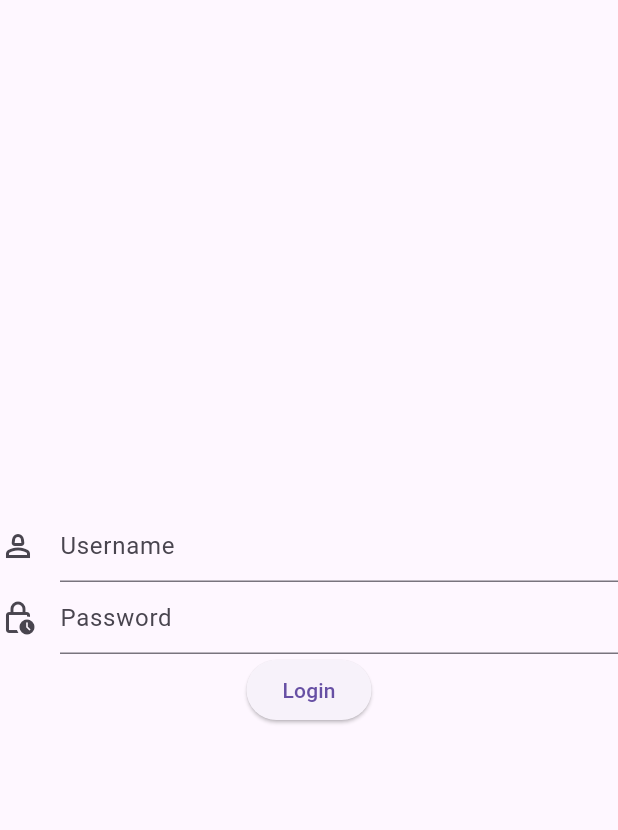
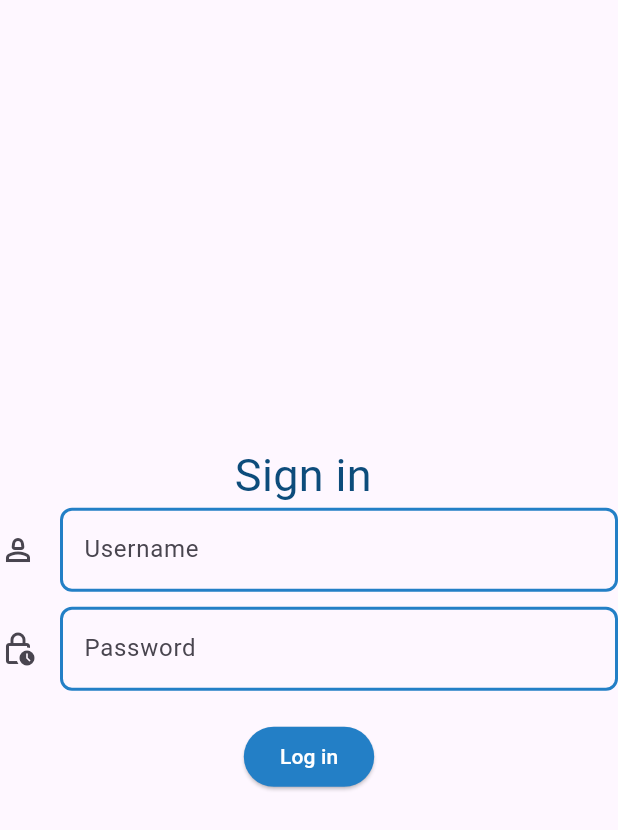
Before and after one commit to Ankx7/DAP, a Flutter app: the screen it shows after launch, on a phone screen of 412 x 824 dp. Shown: the top 830 px of the screen. Run offline on Flutter 3.47's test engine with Material 3 defaults, Android fonts, the phone set to English and light mode, and no system bars; our stand-ins replace go_router.

Commit message:
TP listas y login terminado

```diff
--- a/login_lista/lib/main.dart
+++ b/login_lista/lib/main.dart
@@ -4,7 +4,8 @@ import 'package:login_ana/core/app_router.dart';
 void main() {
   runApp(MainApp());
 
-/*  List<String> users = [
+/* ------ EJEMPLO CLASE ----------
+ List<String> users = [
     'Ale',
     'Juan',
     'Ana'
--- a/login_lista/lib/presentation/screens/home_screen.dart
+++ b/login_lista/lib/presentation/screens/home_screen.dart
@@ -1,5 +1,6 @@
 import 'package:flutter/material.dart';
 
+// ignore: must_be_immutable
 class HomeScreen extends StatelessWidget {
   String username;
   HomeScreen({super.key, this.username = ''});
@@ -11,7 +12,10 @@ class HomeScreen extends StatelessWidget {
         title: const Text('Home', ),
       ),
       body: Center(
-        child: Text('Welcome $username', style: TextStyle(fontSize: 40, color: Color.fromARGB(255, 70, 40, 122)),),
+        child: Text('Welcome $username', style: const TextStyle(
+          fontSize: 40,
+           color: Color(0xFF155D94),
+            fontWeight: FontWeight.w600),),
       ),
     );
   }
--- a/login_lista/lib/presentation/screens/login_screen.dart
+++ b/login_lista/lib/presentation/screens/login_screen.dart
@@ -1,3 +1,5 @@
+// ignore_for_file: avoid_print
+
 import 'package:flutter/material.dart';
 import 'package:go_router/go_router.dart';
 
@@ -11,64 +13,139 @@ class LoginScreen extends StatelessWidget {
   @override
   Widget build(BuildContext context) {
     return Scaffold(
-      body: Column(
+        body: Center(
+      child: Column(
         mainAxisAlignment: MainAxisAlignment.center,
+        crossAxisAlignment: CrossAxisAlignment.center,
         children: [
-          TextField(
+          const Text(
+            'Sign in ',
+            style: TextStyle(
+                fontSize: 30,
+                color: Color.fromARGB(255, 13, 76, 123),
+                fontWeight: FontWeight.w400),
+          ),
+          SizedBox(
+            width: 500,
+            child: TextField(
               controller: userController,
-            decoration: const InputDecoration(
+              decoration: InputDecoration(
+                enabledBorder: OutlineInputBorder(
+                  borderRadius: BorderRadius.circular(8),
+                  borderSide: const BorderSide(
+                    color: Color(0xFF237FC6),
+                    width: 2.0,
+                  ),
+                ),
+                focusedBorder: OutlineInputBorder(
+                  borderRadius: BorderRadius.circular(15),
+                  borderSide: const BorderSide(
+                    color: Color(0xFF155D94),
+                    width: 2.0,
+                  ),
+                ),
                 hintText: 'Username',
                 icon: Icon(Icons.person_2_outlined),
               ),
             ),
-          TextField(
+          ),
+          const SizedBox(
+            height: 10.0,
+          ),
+          SizedBox(
+            width: 500,
+            child: TextField(
               obscureText: true, //puntos para el password
               controller: passController,
-            decoration: const InputDecoration(
-              hintText: 'Password',
-              icon: Icon(Icons.lock_clock_outlined),
+              decoration: InputDecoration(
+                enabledBorder: OutlineInputBorder(
+                  borderRadius: BorderRadius.circular(8),
+                  borderSide: const BorderSide(
+                    color: Color(0xFF237FC6),
+                    width: 2.0,
                   ),
                 ),
+                focusedBorder: OutlineInputBorder(
+                  borderRadius: BorderRadius.circular(15),
+                  borderSide: const BorderSide(
+                    color: Color(0xFF155D94),
+                    width: 2.0,
+                  ),
+                ),
+                hintText: 'Password',
+                icon: const Icon(Icons.lock_clock_outlined),
+              ),
+            ),
+          ),
+          const SizedBox(
+            height: 20.0,
+          ),
           ElevatedButton(
+            style: ElevatedButton.styleFrom(
+              foregroundColor: const Color.fromARGB(255, 255, 255, 255),
+              backgroundColor: const Color(0xFF237FC6), // text color
+            ),
             onPressed: () {
-              List<String> users = ['Mia', 'Ana','Hola']; //List <tipo> nombre = [element1, element2, ....];
-              List<int> passwords = [1414, 279, 123];
+              List<String> users = ['Mia', 'Ana', 'Hola'];
+              List<String> passwords = ['1414', '279', '123'];
               String inputUser = userController.text;
               String inputPass = passController.text;
-              if (inputUser.isEmpty || inputPass.isEmpty) {
-                print("Vacio");
-                return;
+
+              if (users.isEmpty) {
+                print('No users');
               }
 
-              if (users.contains(inputUser)) {
-                print("usuario existe");
-
+              if (inputUser.isEmpty || inputPass.isEmpty) {
+                SnackBar snackBar = const SnackBar(
+                  content: Text('There are empty fields',
+                      selectionColor: Color.fromARGB(255, 255, 255, 255)),
+                  backgroundColor: Color.fromARGB(255, 42, 42, 42),
+                  elevation: 10,
+                  behavior: SnackBarBehavior.floating,
+                  margin: EdgeInsets.all(10),
+                  duration: Duration(seconds: 1),
+                );
+                ScaffoldMessenger.of(context).showSnackBar(snackBar);
+                return;
+              } else if (users.contains(inputUser)) {
+                String userPass = passwords[users.indexOf(inputUser)];
+                print(userPass);
                 // ignore: unrelated_type_equality_checks
-                if (inputPass == passwords [users.indexOf(inputUser)]) { //password coincide con user
+                if (inputPass == userPass) {
+                  //password coincide con user
                   context.push('/home',
                       extra: inputUser); //opcion 2 se apila, hace hijos
                   //context.go('/home'); //opcion 1 voy directo
                 } else {
-                print("Inicio de sesión fallido");
-                SnackBar snackBar = SnackBar(
-                  content: const Text('Login fallido'),
-                  duration: const Duration(seconds: 1),
+                  print(users.indexOf(inputUser));
+                  SnackBar snackBar = const SnackBar(
+                    content: Text('Incorrect password',
+                        selectionColor: Color.fromARGB(255, 255, 255, 255)),
+                    backgroundColor: Color.fromARGB(255, 238, 54, 30),
+                    elevation: 10,
+                    behavior: SnackBarBehavior.floating,
+                    margin: EdgeInsets.all(10),
+                    duration: Duration(seconds: 1),
                   );
                   ScaffoldMessenger.of(context).showSnackBar(snackBar);
                 }
               } else {
-                 print("Usuario no existe");
-                SnackBar snackBar = SnackBar(
-                  content: const Text('El usuario no existe'),
-                  duration: const Duration(seconds: 1),
+                SnackBar snackBar = const SnackBar(
+                  content: Text('Nonexistent user',
+                      selectionColor: Color.fromARGB(255, 255, 255, 255)),
+                  backgroundColor: Color(0xFFEE551E),
+                  elevation: 10,
+                  behavior: SnackBarBehavior.floating,
+                  margin: EdgeInsets.all(10),
+                  duration: Duration(seconds: 1),
                 );
                 ScaffoldMessenger.of(context).showSnackBar(snackBar);
               }
             },
-            child: const Text('Login'),
+            child: const Text('Log in'),
           ),
         ],
       ),
-    );
+    ));
   }
 }
```
Lines whose indentation alone changed are shown as unchanged.
